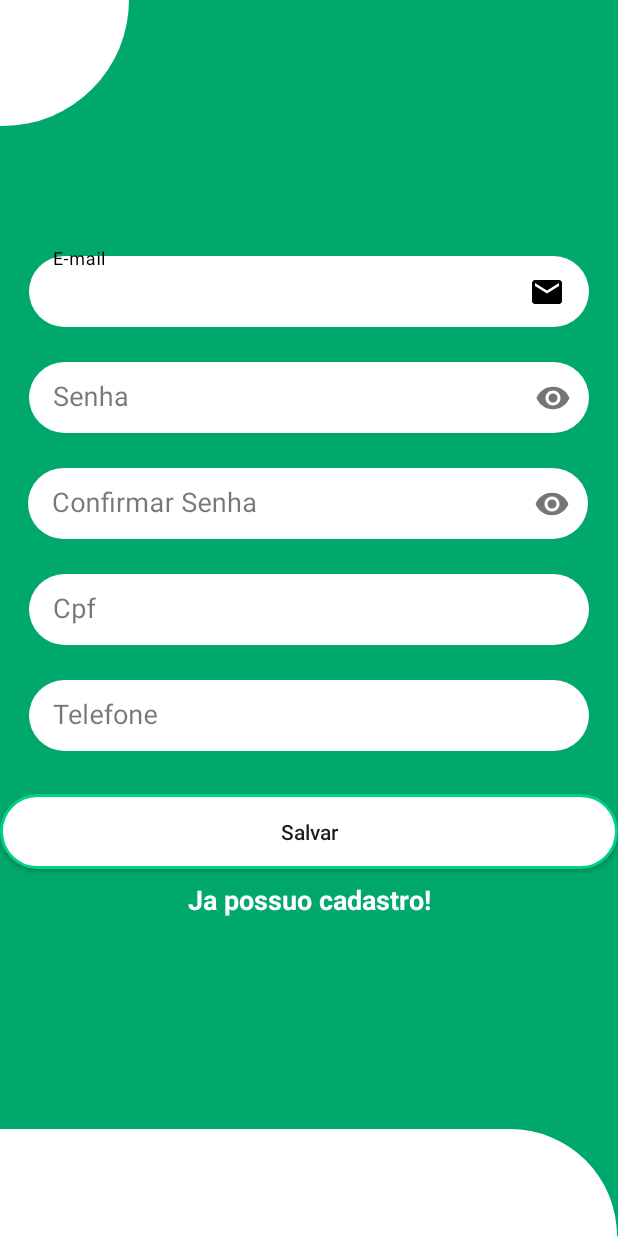
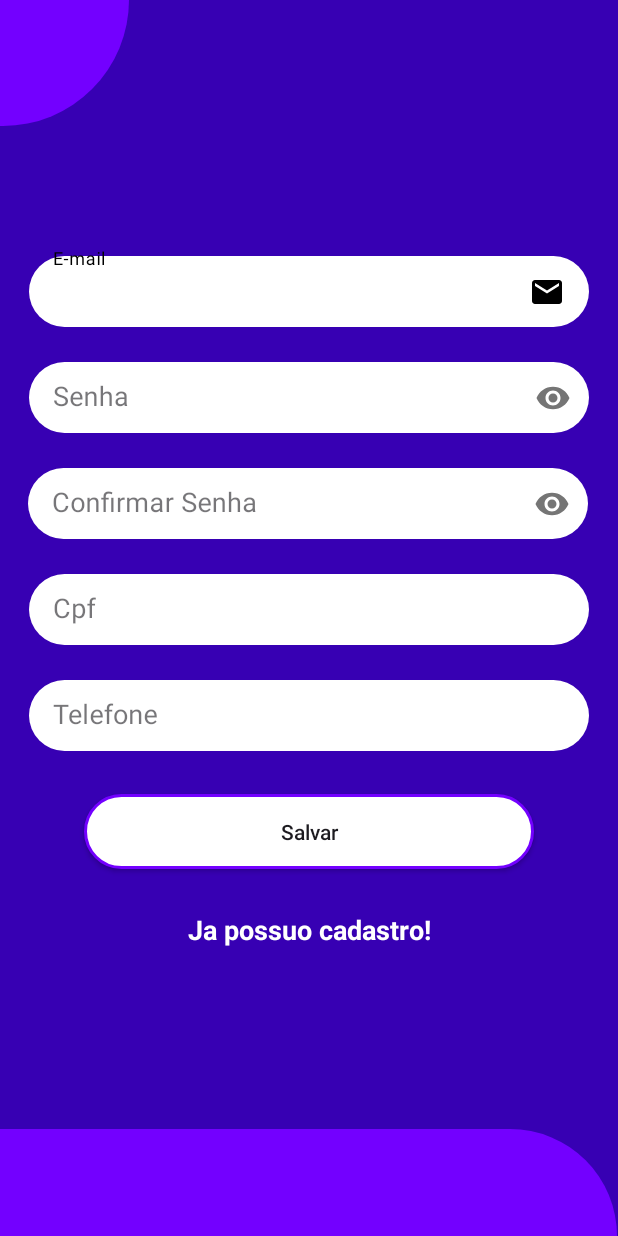
Before and after one commit to vinicius-yudi/ProjetoAndroid, an Android app: the TelaCadastro screen opened directly, with no data from a screen before it, on a phone screen of 412 x 824 dp. Run offline under Robolectric (Android 15) with nearby library versions, the phone set to English and light mode, and no system bars.

Commit message:
Mudança das cores do projeto e rolagem da tela de jogos

```diff
--- a/app/src/main/java/com/yudi/projetoandroid/BancodeDados.kt
+++ b/app/src/main/java/com/yudi/projetoandroid/BancodeDados.kt
@@ -427,7 +427,7 @@ override fun onCreate(db: SQLiteDatabase) {
 
     fun obterJogos(): List<Jogo> {
         val db = this.readableDatabase
-        val query = "SELECT Id_Jogo, Nome, Tipo FROM Jogo where Jogo.nome = 'aaaaa' order by tipo, nome"
+        val query = "SELECT Id_Jogo, Nome, Tipo FROM Jogo order by tipo, nome"
         val cursor = db.rawQuery(query, null)
         val jogos = mutableListOf<Jogo>()
 
--- a/app/src/main/res/drawable/background_button_disabled.xml
+++ b/app/src/main/res/drawable/background_button_disabled.xml
@@ -4,6 +4,6 @@
 
     <solid android:color="@color/white"/>
     <corners android:radius="30dp"/>
-    <stroke android:color="@color/cyan_green" android:width="2dp"/>
+    <stroke android:color="@color/purple_200" android:width="2dp"/>
 
 </shape>
--- a/app/src/main/res/drawable/background_button_enabled.xml
+++ b/app/src/main/res/drawable/background_button_enabled.xml
@@ -2,7 +2,7 @@
 <shape xmlns:android="http://schemas.android.com/apk/res/android"
     android:shape="rectangle">
 
-    <solid android:color="@color/cyan_green"/>
+    <solid android:color="@color/purple_200"/>
     <corners android:radius="30dp"/>
 
 </shape>
--- a/app/src/main/res/drawable/background_view_bottom.xml
+++ b/app/src/main/res/drawable/background_view_bottom.xml
@@ -2,7 +2,7 @@
 <shape xmlns:android="http://schemas.android.com/apk/res/android"
     android:shape="rectangle">
 
-    <solid android:color="@color/white"/>
+    <solid android:color="@color/purple_200"/>
     <corners android:topLeftRadius="160dp"
         android:topRightRadius="160dp"/>
 
--- a/app/src/main/res/drawable/background_view_down.xml
+++ b/app/src/main/res/drawable/background_view_down.xml
@@ -2,7 +2,7 @@
 <shape xmlns:android="http://schemas.android.com/apk/res/android"
     android:shape="rectangle">
 
-    <solid android:color="@color/white"/>
+    <solid android:color="@color/purple_200"/>
     <corners android:topRightRadius="600dp"/>
 
 
--- a/app/src/main/res/drawable/background_view_top.xml
+++ b/app/src/main/res/drawable/background_view_top.xml
@@ -2,7 +2,7 @@
 <shape xmlns:android="http://schemas.android.com/apk/res/android"
     android:shape="rectangle">
 
-    <solid android:color="@color/white"/>
+    <solid android:color="@color/purple_200"/>
     <corners android:bottomRightRadius="600dp"/>
 
 </shape>
--- a/app/src/main/res/drawable/background_view_top2.xml
+++ b/app/src/main/res/drawable/background_view_top2.xml
@@ -2,7 +2,7 @@
 <shape xmlns:android="http://schemas.android.com/apk/res/android"
     android:shape="rectangle">
 
-    <solid android:color="@color/white"/>
+    <solid android:color="@color/purple_200"/>
     <corners android:bottomLeftRadius="600dp"/>
 
 </shape>
--- a/app/src/main/res/drawable/rounded_background.xml
+++ b/app/src/main/res/drawable/rounded_background.xml
@@ -1,5 +1,5 @@
 <?xml version="1.0" encoding="utf-8"?>
 <shape xmlns:android="http://schemas.android.com/apk/res/android">
-    <solid android:color="#009900" />
+    <solid android:color="#FF3700B3" />
     <corners android:radius="50dp" />
 </shape>
--- a/app/src/main/res/layout/activity_favoritos.xml
+++ b/app/src/main/res/layout/activity_favoritos.xml
@@ -3,7 +3,8 @@
     android:layout_width="match_parent"
     android:layout_height="match_parent"
     android:orientation="vertical"
-    android:padding="16dp">
+    android:padding="16dp"
+    android:background="@color/purple_700">
 
     <TextView
         android:id="@+id/tvNoFavorites"
--- a/app/src/main/res/layout/activity_main.xml
+++ b/app/src/main/res/layout/activity_main.xml
@@ -12,7 +12,7 @@
     android:id="@+id/main"
     android:layout_width="match_parent"
     android:layout_height="wrap_content"
-    android:background="@color/dark_cyan_green"
+    android:background="@color/purple_700"
     tools:context=".MainActivity">
 
     <View
@@ -43,7 +43,7 @@
         android:layout_marginTop="50dp"
         android:layout_marginStart="20dp"
         android:layout_marginEnd="20dp"
-        app:boxStrokeColor="@color/dark_cyan_green"
+        app:boxStrokeColor="@color/purple_200"
         app:hintAnimationEnabled="true"
         app:hintTextColor="@color/black"
         app:errorTextColor="@color/red"
@@ -75,7 +75,7 @@
         app:layout_constraintEnd_toEndOf="parent"
         android:layout_marginStart="20dp"
         android:layout_marginEnd="20dp"
-        app:boxStrokeColor="@color/dark_cyan_green"
+        app:boxStrokeColor="@color/purple_200"
         app:hintAnimationEnabled="true"
         app:hintTextColor="@color/black"
         app:errorTextColor="@color/red"
--- a/app/src/main/res/layout/activity_tela_cadastro.xml
+++ b/app/src/main/res/layout/activity_tela_cadastro.xml
@@ -11,7 +11,7 @@
       android:id="@+id/main"
       android:layout_width="match_parent"
       android:layout_height="match_parent"
-      android:background="@color/dark_cyan_green"
+      android:background="@color/purple_700"
       tools:context=".TelaCadastro">
 
     <TextView
@@ -24,6 +24,7 @@
         android:textColor="@color/white"
         android:textSize="18sp"
         android:textStyle="bold"
+        android:paddingTop="20dp"
         app:layout_constraintEnd_toEndOf="parent"
         app:layout_constraintHorizontal_bias="0.0"
         app:layout_constraintStart_toStartOf="parent"
@@ -32,7 +33,7 @@
 
     <androidx.appcompat.widget.AppCompatButton
         android:id="@+id/btSalvar"
-        android:layout_width="match_parent"
+        android:layout_width="300dp"
         android:layout_height="wrap_content"
         android:layout_marginTop="16dp"
         android:background="@drawable/background_button_selector"
@@ -50,7 +51,7 @@
         android:layout_width="373dp"
         android:layout_height="65dp"
         android:layout_marginTop="5dp"
-        app:boxStrokeColor="@color/dark_cyan_green"
+        app:boxStrokeColor="@color/purple_200"
         app:errorEnabled="true"
         app:errorTextColor="@color/red"
         app:hintAnimationEnabled="true"
@@ -79,7 +80,7 @@
         android:layout_width="373dp"
         android:layout_height="65dp"
         android:layout_marginTop="5dp"
-        app:boxStrokeColor="@color/dark_cyan_green"
+        app:boxStrokeColor="@color/purple_200"
         app:errorEnabled="true"
         app:errorTextColor="@color/red"
         app:hintAnimationEnabled="true"
@@ -108,7 +109,7 @@
         android:layout_width="373dp"
         android:layout_height="65dp"
         android:layout_marginTop="5dp"
-        app:boxStrokeColor="@color/dark_cyan_green"
+        app:boxStrokeColor="@color/purple_200"
         app:errorEnabled="true"
         app:errorTextColor="@color/red"
         app:hintAnimationEnabled="true"
@@ -161,7 +162,7 @@
         android:layout_width="373dp"
         android:layout_height="65dp"
         android:layout_marginTop="81dp"
-        app:boxStrokeColor="@color/dark_cyan_green"
+        app:boxStrokeColor="@color/purple_200"
         app:errorEnabled="true"
         app:errorTextColor="@color/red"
         app:hintAnimationEnabled="true"
@@ -192,7 +193,7 @@
         android:layout_width="373dp"
         android:layout_height="65dp"
         android:layout_marginTop="5dp"
-        app:boxStrokeColor="@color/dark_cyan_green"
+        app:boxStrokeColor="@color/purple_200"
         app:errorEnabled="true"
         app:errorTextColor="@color/red"
         app:hintAnimationEnabled="true"
--- a/app/src/main/res/layout/activity_tela_game.xml
+++ b/app/src/main/res/layout/activity_tela_game.xml
@@ -11,7 +11,7 @@
         android:id="@+id/main"
         android:layout_width="match_parent"
         android:layout_height="match_parent"
-        android:background="@color/dark_cyan_green"
+        android:background="@color/purple_700"
         tools:context=".TelaCadastro">
 
 
@@ -37,7 +37,7 @@
             android:layout_width="373dp"
             android:layout_height="65dp"
             android:layout_marginTop="12dp"
-            app:boxStrokeColor="@color/dark_cyan_green"
+            app:boxStrokeColor="@color/purple_200"
             app:errorEnabled="true"
             app:errorTextColor="@color/red"
             app:hintAnimationEnabled="true"
@@ -87,7 +87,7 @@
             android:layout_width="373dp"
             android:layout_height="65dp"
             android:layout_marginTop="184dp"
-            app:boxStrokeColor="@color/dark_cyan_green"
+            app:boxStrokeColor="@color/purple_200"
             app:errorEnabled="true"
             app:errorTextColor="@color/red"
             app:hintAnimationEnabled="true"
--- a/app/src/main/res/values/colors.xml
+++ b/app/src/main/res/values/colors.xml
@@ -5,9 +5,6 @@
     <color name="purple_200">#7300FF</color>
     <color name="purple_500">#FF6200EE</color>
     <color name="purple_700">#FF3700B3</color>
-    <color name="teal_700">#FF018786</color>
-    <color name="teal_200">#FF03DAC5</color>
     <color name="red">#FF0000</color>
-    <color name="dark_cyan_green">#00a86b</color>
-    <color name="cyan_green">#00d286</color>
+
 </resources>
--- a/app/src/main/res/values/themes.xml
+++ b/app/src/main/res/values/themes.xml
@@ -2,13 +2,11 @@
     <!-- Base application theme. -->
     <style name="Base.Theme.ProjetoAndroid" parent="Theme.Material3.DayNight.NoActionBar">
 
-        <item name="colorPrimary">@color/dark_cyan_green</item>
         <item name="colorPrimaryVariant">@color/purple_700</item>
         <item name="colorOnPrimary">@color/white</item>
+        <item name="colorOnSecondary">@color/black</item>
+        <item name="android:statusBarColor">@color/purple_700</item>
 
-        <item name="colorSecondary">@color/teal_200</item>
-        <item name="colorSecondaryVariant">@color/teal_700</item>
-        <item name="colorOnSecondary">@color/black</item>
 
         <!-- Customize your light theme here. -->
         <!-- <item name="colorPrimary">@color/my_light_primary</item> -->
```
Also changed, not shown: app/src/main/res/layout/activity_tela_principal.xml (+13 -7 lines), app/src/main/res/layout/item_game.xml (+7 -3 lines).
